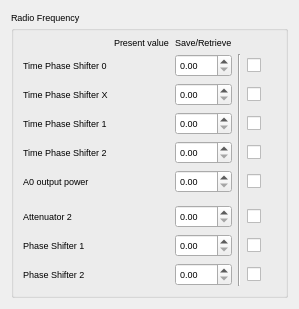
Qt form src/widgets/ui/snapshot_radiofrequency.ui (srgblnch/LinacGUI) before a commit.
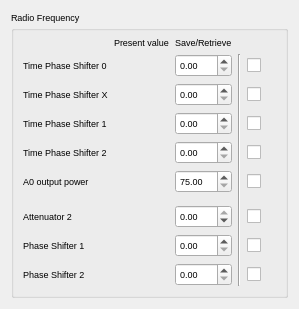
The same form after that commit. Custom widgets are drawn as their Qt base class.

```diff
--- a/src/widgets/ui/snapshot_radiofrequency.ui
+++ b/src/widgets/ui/snapshot_radiofrequency.ui
@@ -59,7 +59,14 @@
        <widget class="TaurusLabel" name="PHS2Read"/>
       </item>
       <item row="5" column="2">
-       <widget class="QDoubleSpinBox" name="A0OPWrite"/>
+       <widget class="QDoubleSpinBox" name="A0OPWrite">
+        <property name="minimum">
+         <double>75.000000000000000</double>
+        </property>
+        <property name="maximum">
+         <double>760.000000000000000</double>
+        </property>
+       </widget>
       </item>
       <item row="10" column="1">
        <spacer name="verticalSpacer">
@@ -90,7 +97,17 @@
        <widget class="TaurusLabel" name="ATT2Read"/>
       </item>
       <item row="7" column="2">
-       <widget class="QDoubleSpinBox" name="ATT2Write"/>
+       <widget class="QDoubleSpinBox" name="ATT2Write">
+        <property name="minimum">
+         <double>-10.000000000000000</double>
+        </property>
+        <property name="maximum">
+         <double>0.000000000000000</double>
+        </property>
+        <property name="singleStep">
+         <double>0.100000000000000</double>
+        </property>
+       </widget>
       </item>
       <item row="5" column="1">
        <widget class="TaurusLabel" name="A0OPRead"/>
```
Left out of the diff: 48 changed lines with no effect on the pictures.
